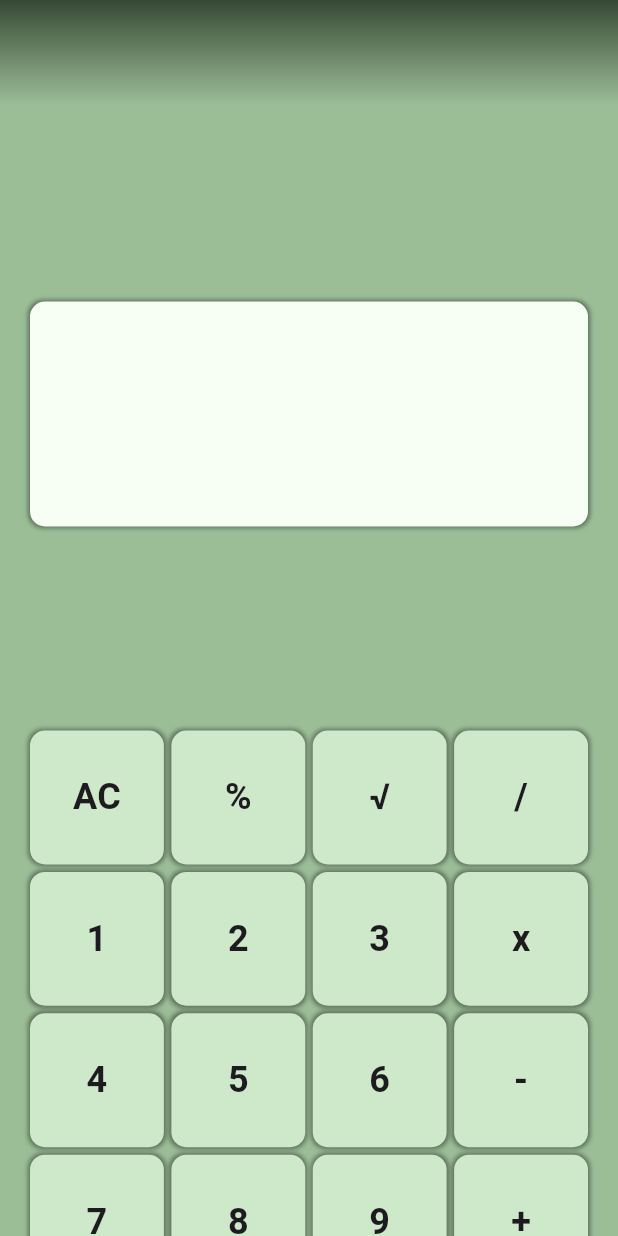
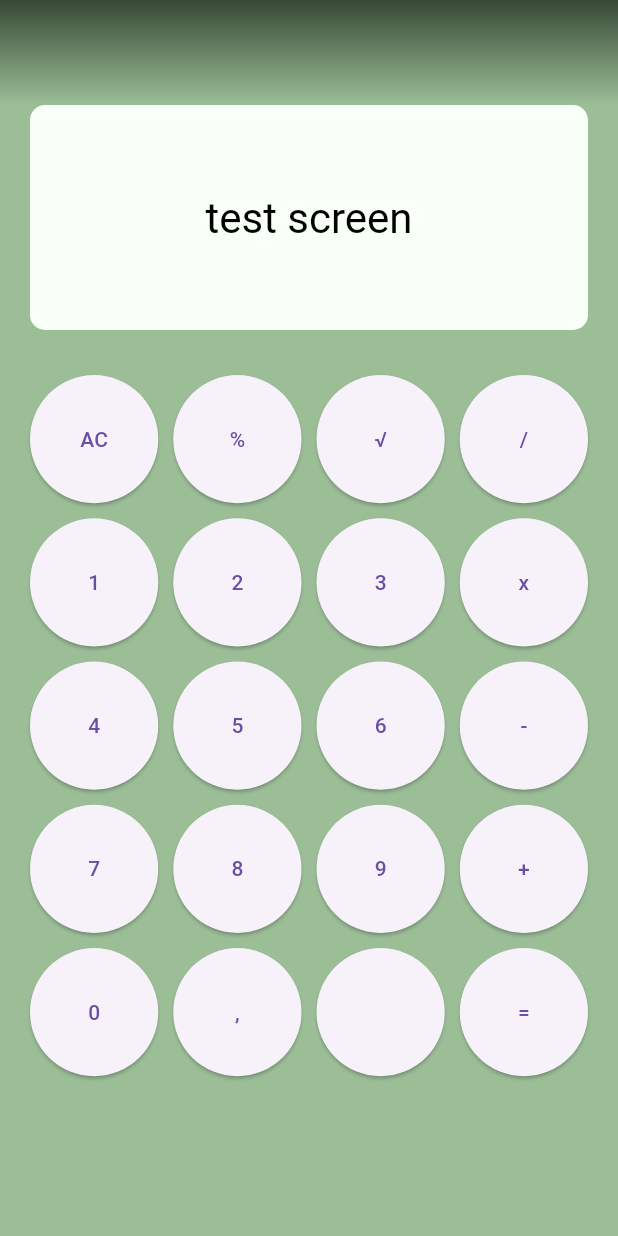
Before and after one commit to JeanBaptisteCheramy/flutter_application_1, a Flutter app: the screen it shows after launch, on a phone screen of 412 x 824 dp. Run offline on Flutter 3.47's test engine with Material 3 defaults, Android fonts, the phone set to English and light mode, and no system bars; our stand-ins replace logger.

Commit message:
Layout WIP

```diff
--- a/lib/pages/home/home.dart
+++ b/lib/pages/home/home.dart
@@ -23,17 +23,7 @@ class HomePage extends StatelessWidget {
           )),
         ),
       ),
-      body: GridView.count(
-        primary: false,
-        padding: const EdgeInsets.all(10),
-        crossAxisSpacing: 5,
-        mainAxisSpacing: 5,
-        crossAxisCount: 1,
-        children: const <Widget>[
-          SizedBox(height: 100, child: Display()),
-          Numbers()
-        ],
-      ),
+      body: const Column(children: <Widget>[Display('test screen'), Numbers()]),
     );
   }
 }
--- /dev/null
+++ b/lib/widgets/calc_button.dart
@@ -0,0 +1,19 @@
+import 'package:flutter/material.dart';
+import 'package:logger/web.dart';
+
+var logger = Logger();
+
+class CalcButton extends StatelessWidget {
+  const CalcButton(this.data, {super.key});
+  final String data;
+
+  void test() {
+    logger.d(data);
+  }
+
+  @override
+  Widget build(BuildContext context) {
+    return SizedBox(
+        height: 50, child: ElevatedButton(onPressed: test, child: Text(data)));
+  }
+}
--- a/lib/widgets/display.dart
+++ b/lib/widgets/display.dart
@@ -1,24 +1,24 @@
 import 'package:flutter/material.dart';
 
 class Display extends StatelessWidget {
-  const Display({super.key});
-
+  const Display(this.data, {super.key});
+  final String data;
   @override
   Widget build(BuildContext context) {
-    return Center(
-        child: Container(
+    return Container(
       height: 150,
-      margin: const EdgeInsets.fromLTRB(10, 0, 10, 0),
+      padding: const EdgeInsets.all(10.0),
+      margin: const EdgeInsets.fromLTRB(20.0, 0, 20.0, 10),
+      alignment: Alignment.center,
       decoration: BoxDecoration(
         borderRadius: BorderRadius.circular(10),
-        color: const Color.fromARGB(255, 247, 255, 245),
-        boxShadow: const [
-          BoxShadow(
-              color: Color.fromARGB(108, 0, 0, 0),
-              spreadRadius: 1,
-              blurRadius: 2),
-        ],
+        color: const Color.fromARGB(255, 247, 255, 246),
       ),
-    ));
+      child: Text(data,
+          style: Theme.of(context)
+              .textTheme
+              .headlineMedium!
+              .copyWith(color: const Color.fromARGB(255, 0, 0, 0))),
+    );
   }
 }
--- a/lib/widgets/numbers.dart
+++ b/lib/widgets/numbers.dart
@@ -1,6 +1,7 @@
 import 'package:flutter/material.dart';
+import 'package:flutter_application_1/widgets/calc_button.dart';
 
-List values = [
+final List<String> values = [
   "AC",
   "%",
   "√",
@@ -28,35 +29,20 @@ class Numbers extends StatelessWidget {
 
   @override
   Widget build(BuildContext context) {
-    return Scaffold(
-      backgroundColor: const Color.fromARGB(255, 155, 190, 151),
-      body: GridView.count(
-        primary: false,
-        padding: const EdgeInsets.all(10),
-        crossAxisSpacing: 5,
-        mainAxisSpacing: 5,
-        crossAxisCount: 4,
-        children: values.map((value) {
-          return Container(
-            padding: const EdgeInsets.all(8),
-            decoration: BoxDecoration(
-              borderRadius: BorderRadius.circular(10),
-              color: const Color.fromARGB(255, 206, 233, 201),
-              boxShadow: const [
-                BoxShadow(
-                    color: Color.fromARGB(108, 0, 0, 0),
-                    spreadRadius: 1,
-                    blurRadius: 2),
-              ],
-            ),
-            child: Center(
-              child: Text(value,
-                  style: const TextStyle(
-                      fontWeight: FontWeight.bold, fontSize: 24)),
-            ),
-          );
-        }).toList(),
-      ),
-    );
+    return SizedBox(
+        height: 600,
+        child: GridView(
+          gridDelegate: const SliverGridDelegateWithFixedCrossAxisCount(
+            crossAxisCount: 4,
+            mainAxisSpacing: 10.0,
+            crossAxisSpacing: 10.0,
+            childAspectRatio: 1.0,
+          ),
+          primary: false,
+          padding: const EdgeInsets.all(20),
+          children: values.map((value) {
+            return CalcButton(value);
+          }).toList(),
+        ));
   }
 }
--- a/pubspec.yaml
+++ b/pubspec.yaml
@@ -35,6 +35,7 @@ dependencies:
   # Use with the CupertinoIcons class for iOS style icons.
   cupertino_icons: ^1.0.6
   readmore: ^3.0.0
+  logger: ^2.2.0
 
 dev_dependencies:
   flutter_test:
@@ -59,7 +60,7 @@ flutter:
 
   # To add assets to your application, add an assets section, like this:
   assets:
-  - assets/images/
+    - assets/images/
   #   - images/a_dot_ham.jpeg
 
   # An image asset can refer to one or more resolution-specific "variants", see
```
Also changed, not shown: pubspec.lock.
